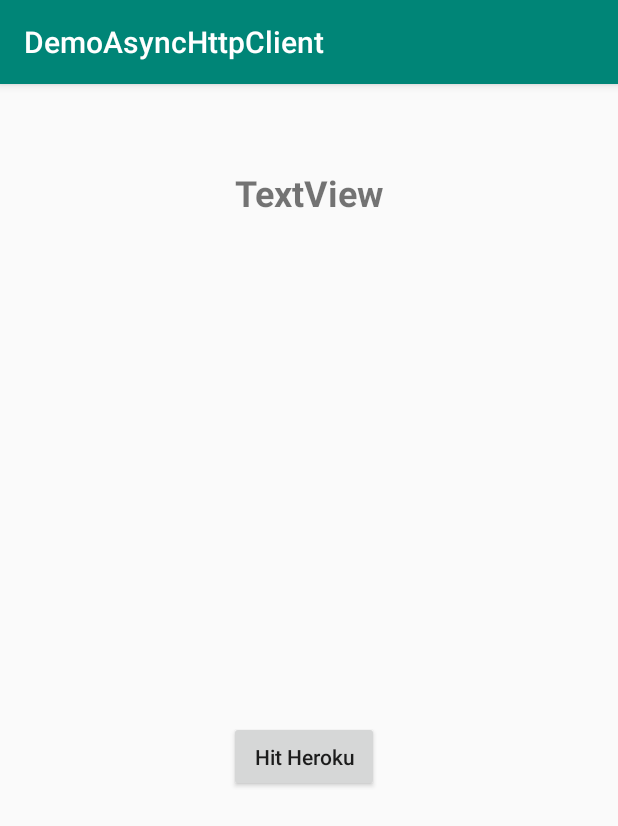
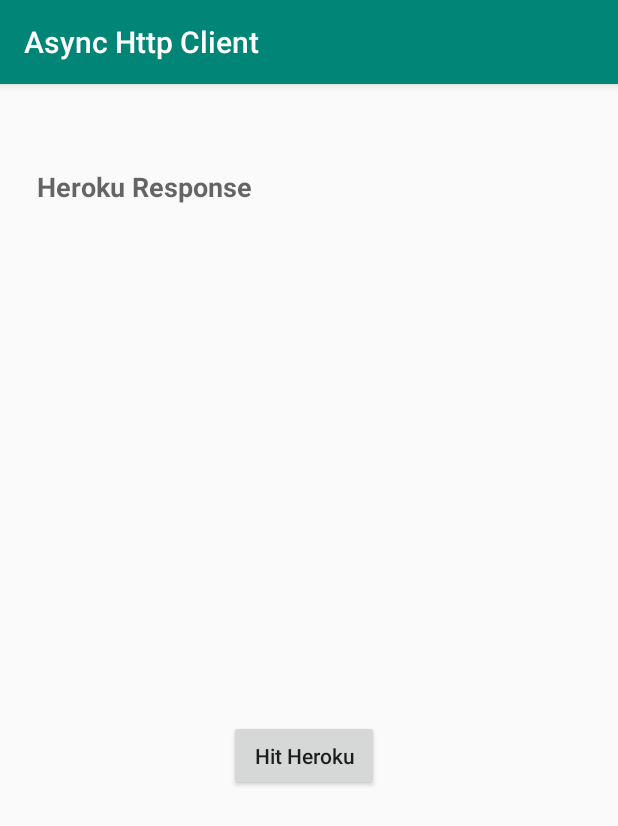
Before and after one commit to aakashvermaee/Demo-Async-Http-Client-Android, an Android app: the screen it shows after launch (MainActivity), on a phone screen of 412 x 824 dp. Shown: the top 826 px of the screen. Run offline under Robolectric (Android 15) with nearby library versions, the phone set to English and light mode, and no system bars.

Commit message:
M App Name, TextView and font size

```diff
--- a/app/src/main/res/layout/activity_main.xml
+++ b/app/src/main/res/layout/activity_main.xml
@@ -20,12 +20,12 @@
             app:layout_constraintHorizontal_bias="0.489" android:layout_marginTop="8dp"
             app:layout_constraintTop_toBottomOf="@+id/herokuResponse"/>
     <TextView
-            android:text="TextView"
-            android:layout_width="301dp"
-            android:layout_height="72dp"
+            android:hint="Heroku Response"
+            android:layout_width="363dp"
+            android:layout_height="71dp"
             android:id="@+id/herokuResponse" android:layout_marginTop="56dp"
             app:layout_constraintTop_toTopOf="parent" app:layout_constraintStart_toStartOf="parent"
             android:layout_marginStart="8dp" app:layout_constraintEnd_toEndOf="parent" android:layout_marginEnd="8dp"
-            android:textAlignment="center" android:textSize="24sp" android:textStyle="bold"/>
+            android:textAlignment="viewStart" android:textSize="18sp" android:textStyle="bold"/>
 
 </android.support.constraint.ConstraintLayout>
--- a/app/src/main/res/values/strings.xml
+++ b/app/src/main/res/values/strings.xml
@@ -1,3 +1,3 @@
 <resources>
-    <string name="app_name">DemoAsyncHttpClient</string>
+    <string name="app_name">Async Http Client</string>
 </resources>
```
